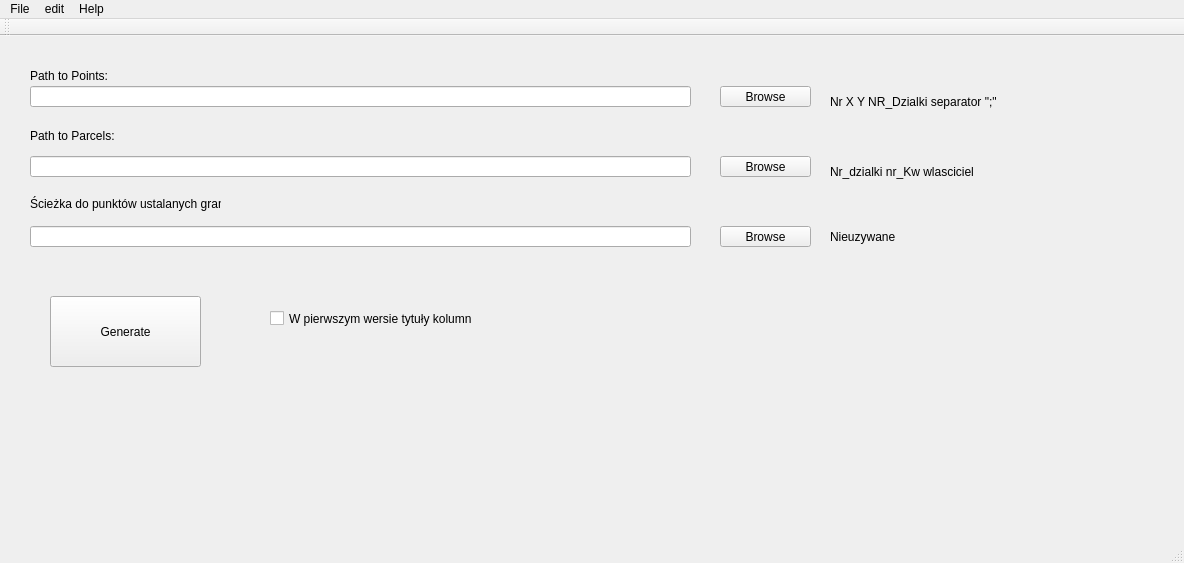
pawjasinski/generator_par_dzialek, file mainwindow.ui: the form before one commit.
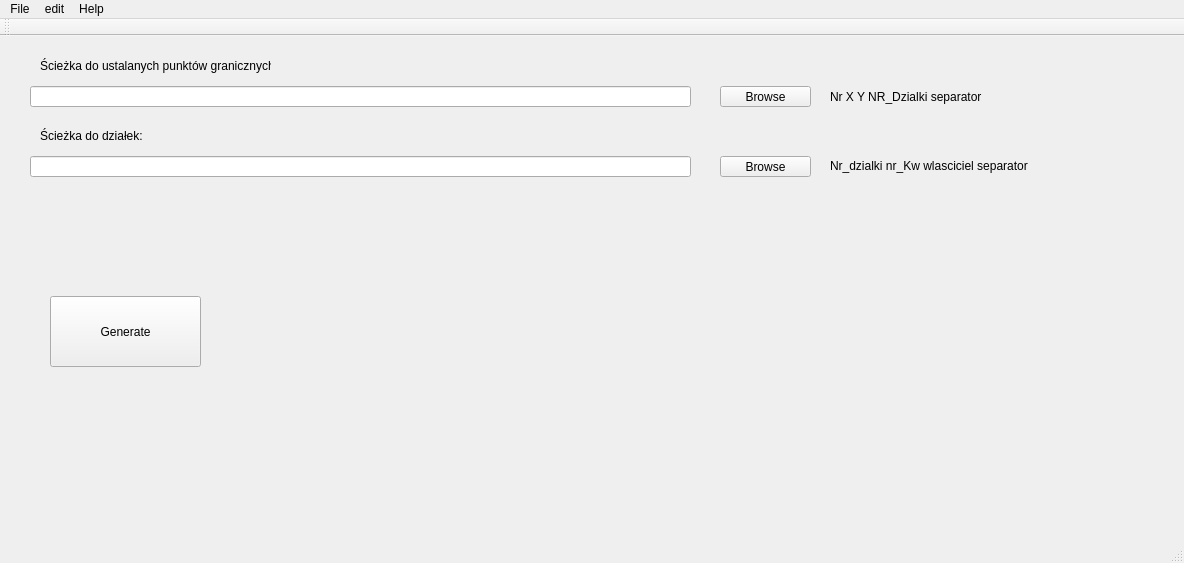
The form after the commit.

What changed in the file:
```diff
--- a/mainwindow.ui
+++ b/mainwindow.ui
@@ -17,27 +17,27 @@
    <widget class="QLabel" name="label">
     <property name="geometry">
      <rect>
-      <x>30</x>
-      <y>30</y>
-      <width>111</width>
+      <x>40</x>
+      <y>20</y>
+      <width>231</width>
       <height>19</height>
      </rect>
     </property>
     <property name="text">
-     <string>Path to Points:</string>
+     <string>Ścieżka do ustalanych punktów granicznych:</string>
     </property>
    </widget>
    <widget class="QLabel" name="label_2">
     <property name="geometry">
      <rect>
-      <x>30</x>
+      <x>40</x>
       <y>90</y>
       <width>111</width>
       <height>19</height>
      </rect>
     </property>
     <property name="text">
-     <string>Path to Parcels:</string>
+     <string>Ścieżka do działek:</string>
     </property>
    </widget>
    <widget class="QLineEdit" name="lineEditPoints">
@@ -109,66 +109,17 @@
      <string>Generate</string>
     </property>
    </widget>
-   <widget class="QCheckBox" name="checkBox">
-    <property name="geometry">
-     <rect>
-      <x>270</x>
-      <y>270</y>
-      <width>251</width>
-      <height>25</height>
-     </rect>
-    </property>
-    <property name="text">
-     <string>W pierwszym wersie tytuły kolumn</string>
-    </property>
-   </widget>
-   <widget class="QLineEdit" name="lineEditSelPoints">
-    <property name="geometry">
-     <rect>
-      <x>30</x>
-      <y>190</y>
-      <width>661</width>
-      <height>21</height>
-     </rect>
-    </property>
-   </widget>
-   <widget class="QPushButton" name="pushButtonPathSelPoints">
-    <property name="geometry">
-     <rect>
-      <x>720</x>
-      <y>190</y>
-      <width>91</width>
-      <height>21</height>
-     </rect>
-    </property>
-    <property name="text">
-     <string>Browse</string>
-    </property>
-   </widget>
-   <widget class="QLabel" name="label_3">
-    <property name="geometry">
-     <rect>
-      <x>30</x>
-      <y>160</y>
-      <width>191</width>
-      <height>16</height>
-     </rect>
-    </property>
-    <property name="text">
-     <string>Ścieżka do punktów ustalanych granicy</string>
-    </property>
-   </widget>
    <widget class="QLabel" name="label_4">
     <property name="geometry">
      <rect>
       <x>830</x>
       <y>50</y>
-      <width>291</width>
-      <height>31</height>
+      <width>191</width>
+      <height>21</height>
      </rect>
     </property>
     <property name="text">
-     <string>Nr X Y NR_Dzialki separator &quot;;&quot;</string>
+     <string>Nr X Y NR_Dzialki separator &lt;tab&gt;</string>
     </property>
    </widget>
    <widget class="QLabel" name="label_5">
@@ -176,25 +127,12 @@
      <rect>
       <x>830</x>
       <y>120</y>
-      <width>291</width>
-      <height>31</height>
+      <width>231</width>
+      <height>20</height>
      </rect>
     </property>
     <property name="text">
-     <string>Nr_dzialki nr_Kw wlasciciel</string>
-    </property>
-   </widget>
-   <widget class="QLabel" name="label_6">
-    <property name="geometry">
-     <rect>
-      <x>830</x>
-      <y>190</y>
-      <width>291</width>
-      <height>21</height>
-     </rect>
-    </property>
-    <property name="text">
-     <string>Nieuzywane</string>
+     <string>Nr_dzialki nr_Kw wlasciciel separator &lt;tab&gt;</string>
     </property>
    </widget>
   </widget>
```
Left out of the diff: 4 changed lines with no effect on the pictures.
